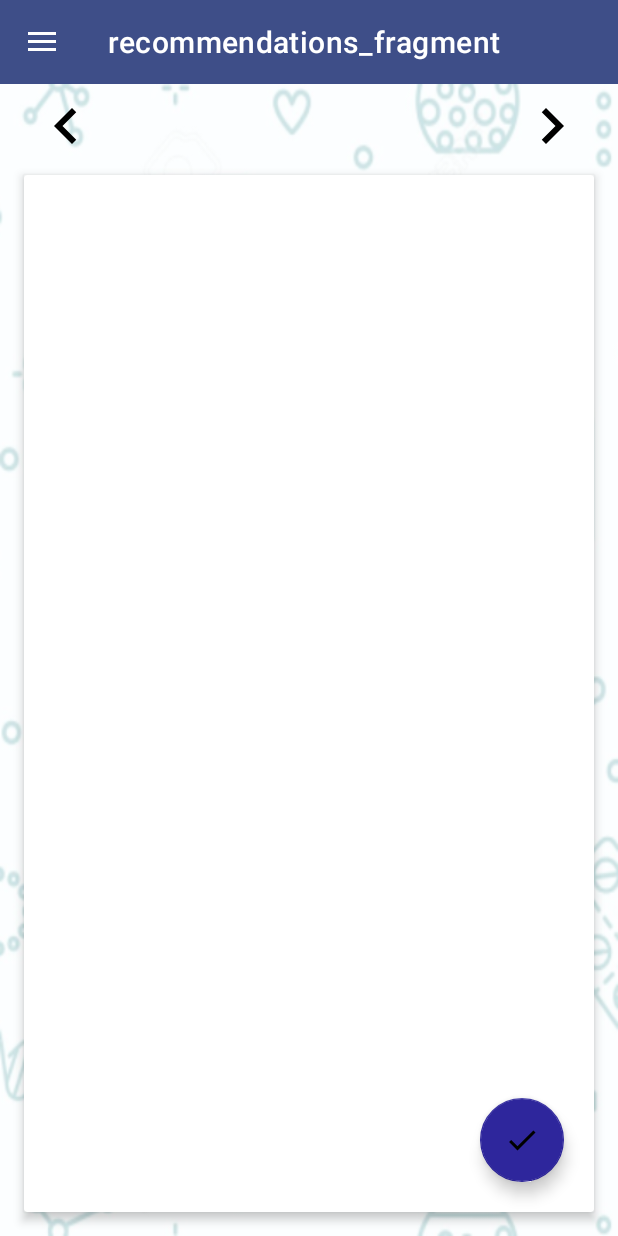
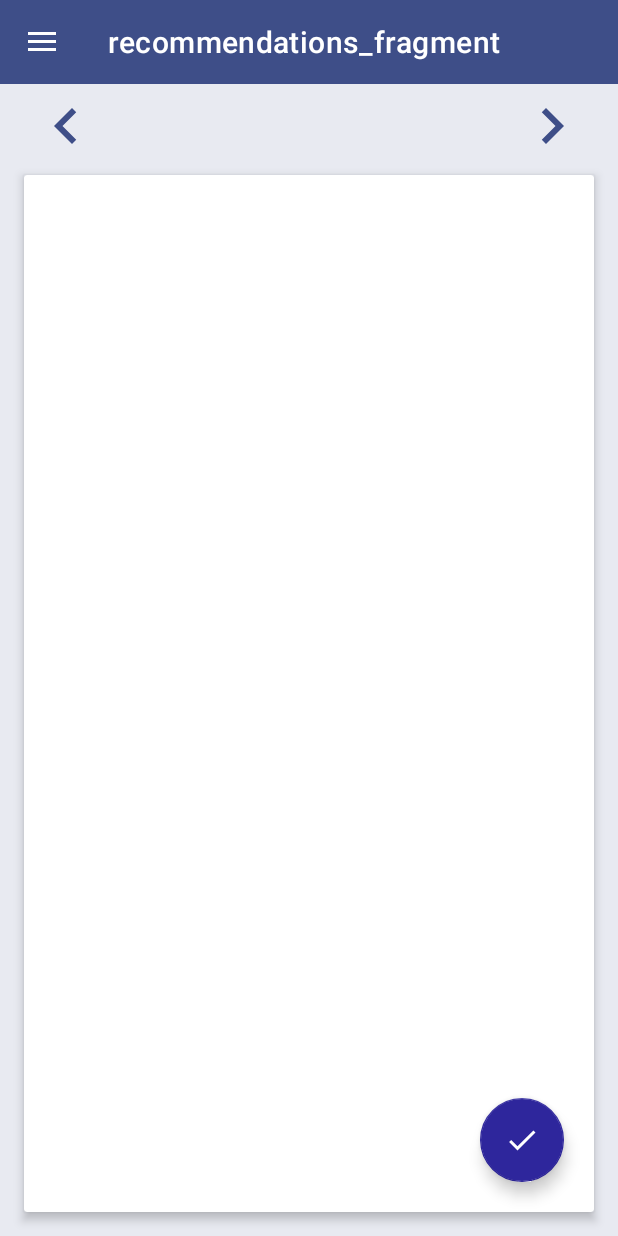
Before and after one commit to Tenzo0/Patient-Support-App, an Android app: the RecommendationsFragment screen opened directly, with no data from a screen before it, on a phone screen of 412 x 824 dp. Run offline under Robolectric (Android 15) with nearby library versions, the phone set to English and light mode, and no system bars; our stand-ins replace data binding, navigation-ui; 3 statements that could not run were skipped.

Commit message:
deleted recommendation background img

```diff
--- a/app/src/main/res/layout/recommendations_fragment.xml
+++ b/app/src/main/res/layout/recommendations_fragment.xml
@@ -8,12 +8,13 @@
         android:layout_width="match_parent"
         android:layout_height="match_parent"
         tools:context=".ui.main.RecommendationsFragment"
-        android:background="@drawable/fragment_background">
+        android:background="@color/mainBackground">
 
         <ImageButton
             style="@style/Widget.MaterialComponents.Button.TextButton"
             android:contentDescription="@string/previous_recommendation"
             android:id="@+id/chevron_left"
+            android:tint="@color/mainPrimary"
             android:layout_width="wrap_content"
             android:layout_height="wrap_content"
             app:layout_constraintStart_toStartOf="parent"
@@ -35,6 +36,7 @@
             style="@style/Widget.MaterialComponents.Button.TextButton"
             android:contentDescription="@string/next_recommendation"
             android:id="@+id/chevron_right"
+            android:tint="@color/mainPrimary"
             android:layout_width="wrap_content"
             android:layout_height="wrap_content"
             app:layout_constraintEnd_toEndOf="parent"
@@ -64,10 +66,11 @@
 
         <com.google.android.material.floatingactionbutton.FloatingActionButton
             android:id="@+id/floatingActionButton"
+            android:tint="@color/white"
             android:layout_width="wrap_content"
             android:layout_height="wrap_content"
             android:layout_margin="20dp"
-            android:src="@drawable/ic_done"
+            app:srcCompat="@drawable/ic_done"
             app:layout_constraintBottom_toBottomOf="@+id/cardView"
             app:layout_constraintEnd_toEndOf="@+id/cardView" />
 
```
